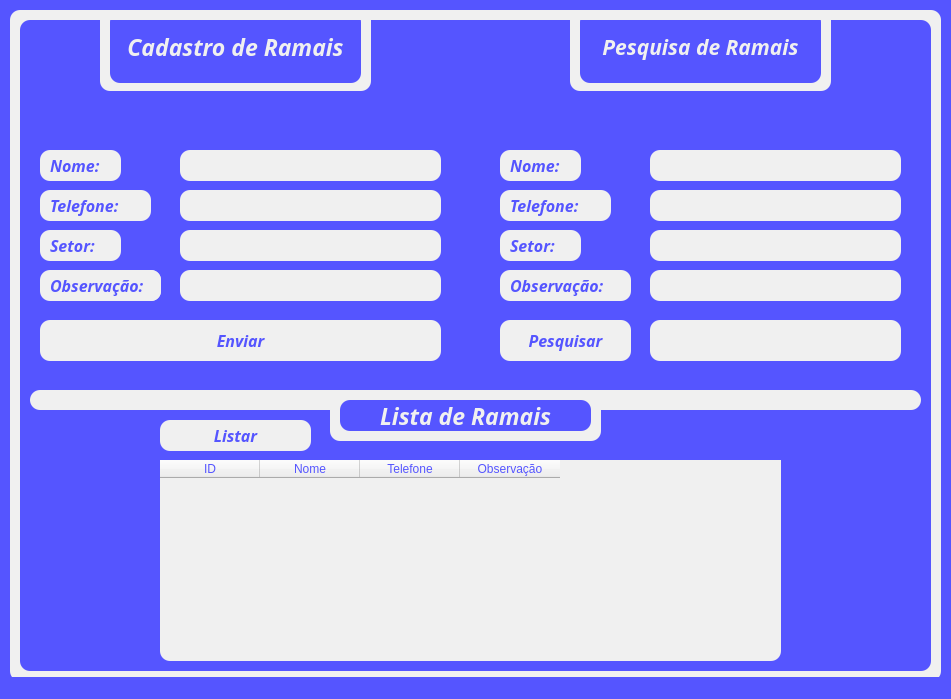
Above: untitled.ui from Felipe-Pinheiro-Lopes/Ramais before the change. Below: the same form after it.
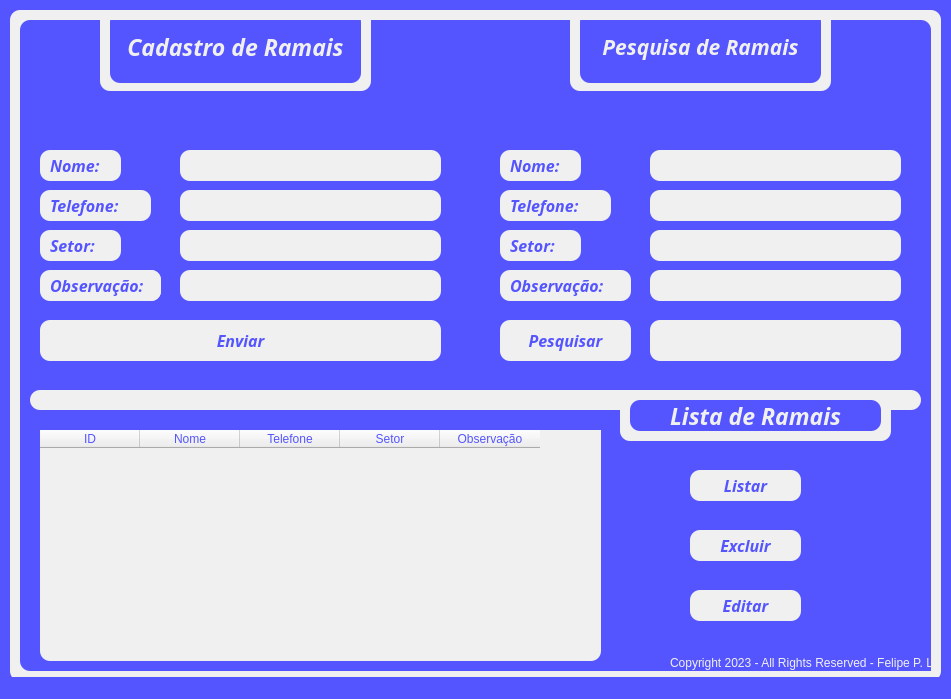
That is the form after the change.

Diff of the .ui file:
```diff
--- a/untitled.ui
+++ b/untitled.ui
@@ -705,7 +705,7 @@
      <widget class="QWidget" name="verticalWidget_8" native="true">
       <property name="geometry">
        <rect>
-        <x>310</x>
+        <x>600</x>
         <y>380</y>
         <width>271</width>
         <height>41</height>
@@ -745,10 +745,10 @@
      <widget class="QTableWidget" name="tableWidget">
       <property name="geometry">
        <rect>
-        <x>140</x>
-        <y>440</y>
-        <width>621</width>
-        <height>201</height>
+        <x>20</x>
+        <y>410</y>
+        <width>561</width>
+        <height>231</height>
        </rect>
       </property>
       <property name="font">
@@ -790,6 +790,11 @@
         <string>Telefone</string>
        </property>
       </column>
+      <column>
+       <property name="text">
+        <string>Setor</string>
+       </property>
+      </column>
       <column>
        <property name="text">
         <string>Observação</string>
@@ -799,9 +804,9 @@
      <widget class="QPushButton" name="pushButton_6">
       <property name="geometry">
        <rect>
-        <x>140</x>
-        <y>400</y>
-        <width>151</width>
+        <x>670</x>
+        <y>450</y>
+        <width>111</width>
         <height>31</height>
        </rect>
       </property>
@@ -822,6 +827,74 @@
        <string>Listar</string>
       </property>
      </widget>
+     <widget class="QPushButton" name="pushButton_8">
+      <property name="geometry">
+       <rect>
+        <x>670</x>
+        <y>510</y>
+        <width>111</width>
+        <height>31</height>
+       </rect>
+      </property>
+      <property name="font">
+       <font>
+        <family>Source Code Pro</family>
+        <pointsize>12</pointsize>
+        <weight>75</weight>
+        <italic>true</italic>
+        <bold>true</bold>
+       </font>
+      </property>
+      <property name="styleSheet">
+       <string notr="true">background-color: rgb(240, 240, 240);
+color: rgb(85, 85, 255);</string>
+      </property>
+      <property name="text">
+       <string>Excluir</string>
+      </property>
+     </widget>
+     <widget class="QPushButton" name="pushButton_9">
+      <property name="geometry">
+       <rect>
+        <x>670</x>
+        <y>570</y>
+        <width>111</width>
+        <height>31</height>
+       </rect>
+      </property>
+      <property name="font">
+       <font>
+        <family>Source Code Pro</family>
+        <pointsize>12</pointsize>
+        <weight>75</weight>
+        <italic>true</italic>
+        <bold>true</bold>
+       </font>
+      </property>
+      <property name="styleSheet">
+       <string notr="true">background-color: rgb(240, 240, 240);
+color: rgb(85, 85, 255);</string>
+      </property>
+      <property name="text">
+       <string>Editar</string>
+      </property>
+     </widget>
+     <widget class="QLabel" name="label_27">
+      <property name="geometry">
+       <rect>
+        <x>650</x>
+        <y>633</y>
+        <width>271</width>
+        <height>20</height>
+       </rect>
+      </property>
+      <property name="styleSheet">
+       <string notr="true">color: rgb(240, 240, 240);</string>
+      </property>
+      <property name="text">
+       <string>Copyright 2023 - All Rights Reserved - Felipe P. Lopes</string>
+      </property>
+     </widget>
     </widget>
    </widget>
   </widget>
```
Left out of the diff: 5 changed lines with no effect on the pictures.
